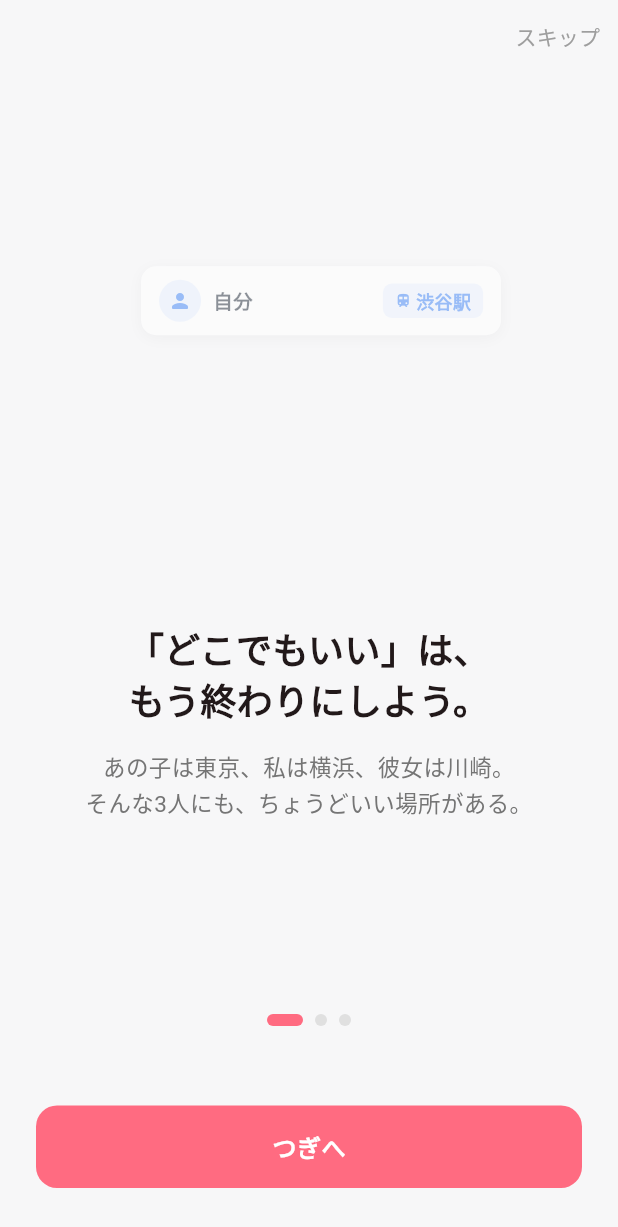
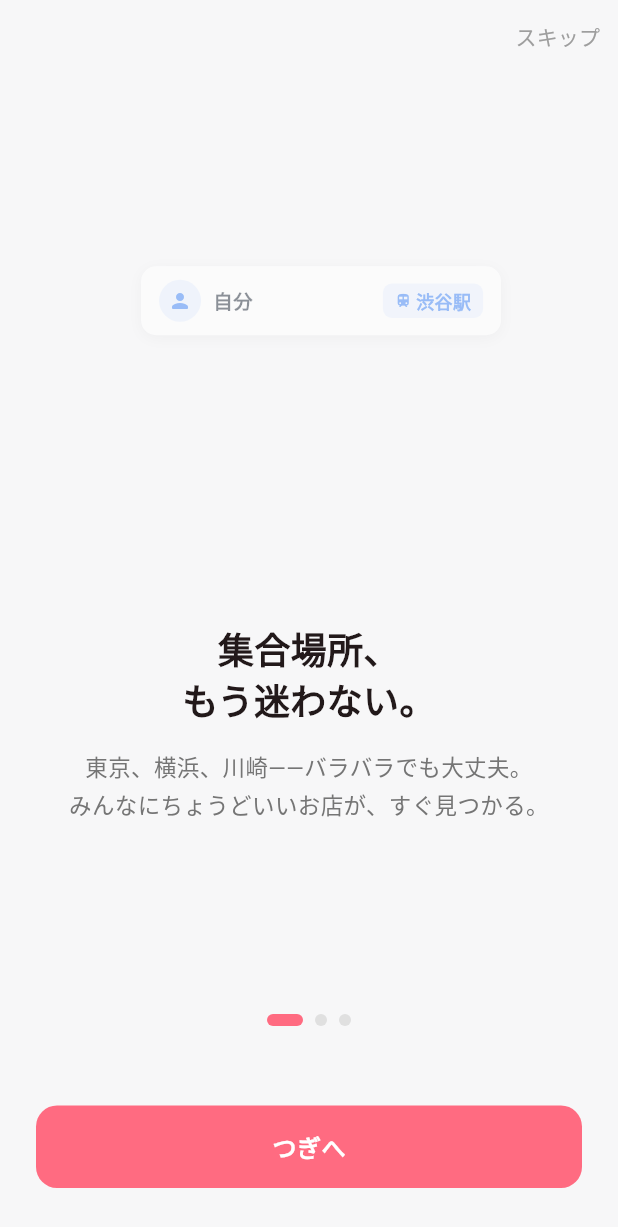
Before and after one commit to iwpbiksrlvt10490424-eng/mannaka, a Flutter app: the screen it shows after launch, on a phone screen of 412 x 824 dp. Shown: the top 1227 px of the screen. Run offline on Flutter 3.47's test engine with Material 3 defaults, Android fonts, the phone set to English and light mode, and no system bars; our stand-ins replace app_links, cloud_firestore, firebase_auth, firebase_core, flutter_map, flutter_riverpod and 6 more; accounts and stored records are empty; generated files the repository leaves out were written again.

Commit message:
refactor: オンボーディングのコピーを体言止め・ベネフィット訴求に刷新
- スライド1: 「集合場所、もう迷わない。」— 短いタイトルで即伝わる
- スライド2: 「どこでもいい」のやりとり終了を具体的に訴求
- スライド3: 予約優先機能のベネフィットを明示、キャプション簡潔化
- 「？」ゼロ、機能説明より得られる感情にフォーカス

Co-Authored-By: Claude Sonnet 4.6 <noreply@anthropic.com>

```diff
--- a/lib/screens/onboarding_screen.dart
+++ b/lib/screens/onboarding_screen.dart
@@ -13,17 +13,17 @@ class _Slide {
 
 const _slides = [
   _Slide(
-    title: '「どこでもいい」は、\nもう終わりにしよう。',
-    body: 'あの子は東京、私は横浜、彼女は川崎。\nそんな3人にも、ちょうどいい場所がある。',
+    title: '集合場所、\nもう迷わない。',
+    body: '東京、横浜、川崎——バラバラでも大丈夫。\nみんなにちょうどいいお店が、すぐ見つかる。',
   ),
   _Slide(
-    title: '「場所どうする」の\nLINEが、消える。',
-    body: '駅を入れて、お店を選んで、リンクを送るだけ。\nあの終わらない「どこでもいいよ〜」の往復が\n一瞬で終わる。',
+    title: '「どこでもいい」の\nやりとり、終わり。',
+    body: '駅を入れて送るだけ。\n場所を決める手間がなくなれば、\n一緒にいる時間がその分だけ増える。',
   ),
   _Slide(
-    title: '今日、どこで会おうか。',
-    body: '友達と過ごす時間は、場所を決める手間より\nずっと大切なはず。\nまんなかで、そのぶんだけ長く笑っていよう。',
-    caption: '準備は、駅の名前だけ。',
+    title: '今日から、もっと\n気軽に集まれる。',
+    body: '予約できるお店を優先して提案するから、\n「行きたいのに満席」もなくなる。',
+    caption: '駅の名前だけで、すぐ使える。',
   ),
 ];
 
```
